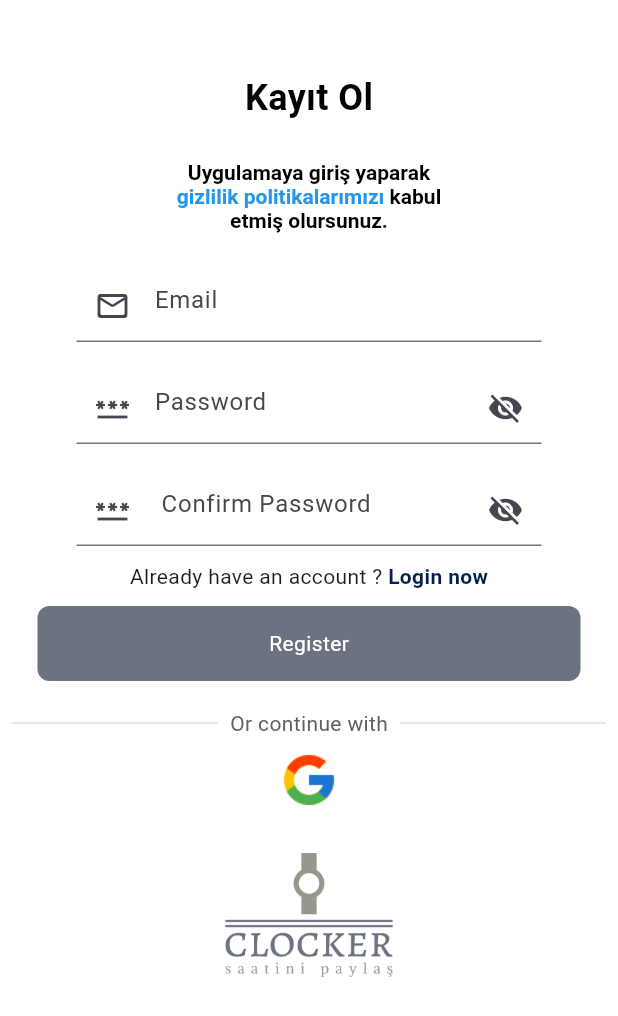
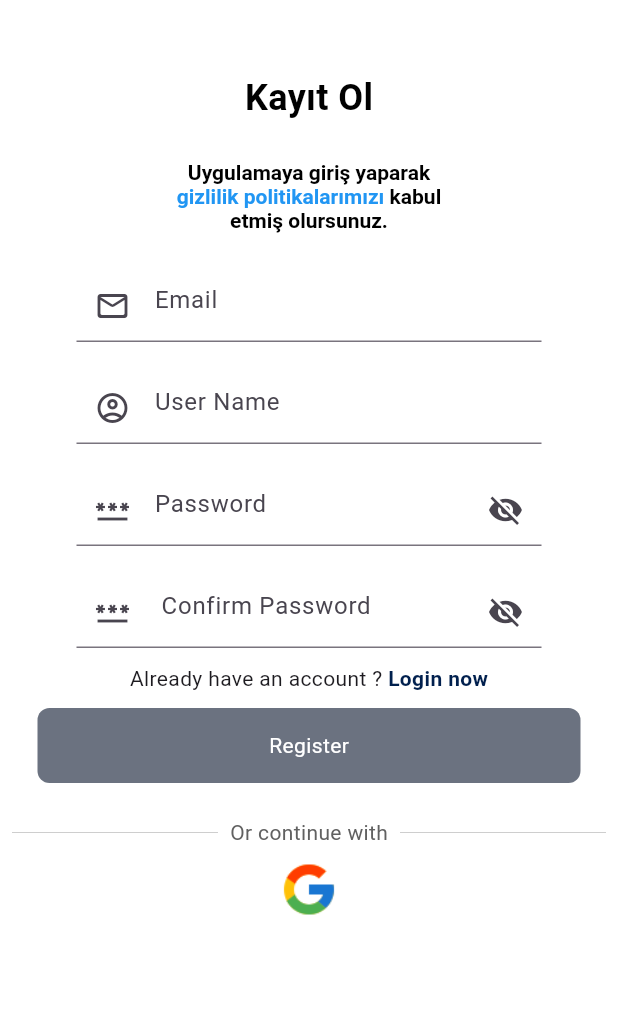
Before and after one commit to Nail-mehmet/clock, a Flutter app: the RegisterPage screen opened directly with empty values, after a tap on "Register", on a phone screen of 412 x 824 dp. Shown: the top 1016 px of the screen. Run offline on Flutter 3.47's test engine with Material 3 defaults, Android fonts, the phone set to English and light mode, and no system bars; our stand-ins replace cloud_firestore, firebase_auth, firebase_core, google_sign_in, shared_preferences, smooth_page_indicator; missing offline and left inert: firebase_app_check; accounts and stored records are empty; network calls fail.

Commit message:
register page kullanıcı adı eklendi

```diff
--- a/lib/Screens/Authentication/auth_service.dart
+++ b/lib/Screens/Authentication/auth_service.dart
@@ -39,7 +39,7 @@ class AuthService {
     }
   }
   // sign up
-  Future<UserCredential> signUpWithEmailPassword(String email, password) async {
+  Future<UserCredential> signUpWithEmailPassword(String email, password, username) async {
     try {
       UserCredential userCredential =
       await _auth.createUserWithEmailAndPassword(
@@ -51,6 +51,7 @@ class AuthService {
           {
             "uid": userCredential.user!.uid,
             "email": email,
+            "username": username
           }
       );
 
--- a/lib/Screens/Authentication/register_page.dart
+++ b/lib/Screens/Authentication/register_page.dart
@@ -11,6 +11,7 @@ class RegisterPage extends StatelessWidget {
   final TextEditingController _emailController = TextEditingController();
   final TextEditingController _passwordController = TextEditingController();
   final TextEditingController _confirmPasswordController = TextEditingController();
+  final TextEditingController _userNameController = TextEditingController();
   final void Function()? onTap;
   RegisterPage({super.key, required this.onTap});
 
@@ -21,7 +22,8 @@ class RegisterPage extends StatelessWidget {
       try {
         _auth.signUpWithEmailPassword(
             _emailController.text,
-            _passwordController.text
+            _passwordController.text,
+            _userNameController.text
         );
       } catch (e) {
         showDialog(
@@ -121,6 +123,16 @@ class RegisterPage extends StatelessWidget {
                         SizedBox(height: 20,),
                         Container(
                           width: 360,
+                          child: MyTextField(
+                            hintText: "User Name",
+                            obscureText: false,
+                            controller: _userNameController,
+                            iconum: Icon(Icons.account_circle_outlined),
+                          ),
+                        ),
+                        SizedBox(height: 20,),
+                        Container(
+                          width: 360,
                           child: PasswordField(
                             hintText: "Password",
                             controller: _passwordController,
@@ -158,7 +170,7 @@ class RegisterPage extends StatelessWidget {
                           text: "Register",
                           onTap: () => register(context),
                         ),
-                        SizedBox(height: 10,),
+                        SizedBox(height: 15,),
                         Padding(
                           padding: const EdgeInsets.all(8.0),
                           child: Row(
@@ -180,13 +192,7 @@ class RegisterPage extends StatelessWidget {
                   ),
                 ),
               ),
-              Padding(
-                padding: const EdgeInsets.only(top: 550.0, left: 150,right: 150),
-                child: Container(
-                  height: 120,
-                  child: Image.asset("assets/clock.png"),
-                ),
-              )
+
             ],
           ),
         ),
```
